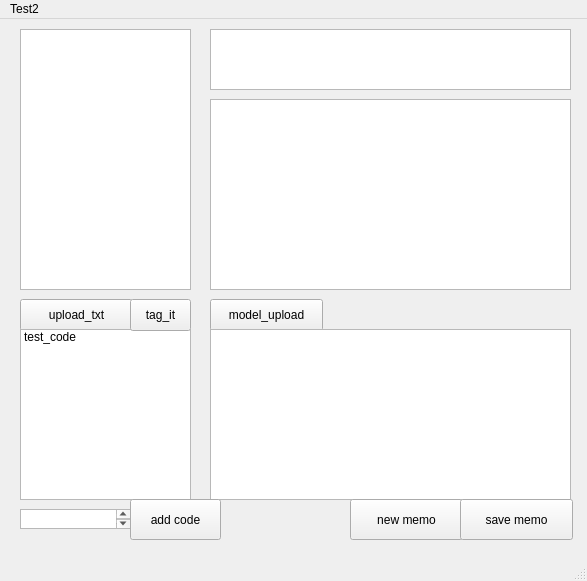
The window that widgets/main_screen.ui (KentG-PhD/QualFlow) describes before a commit, drawn with Qt 5.
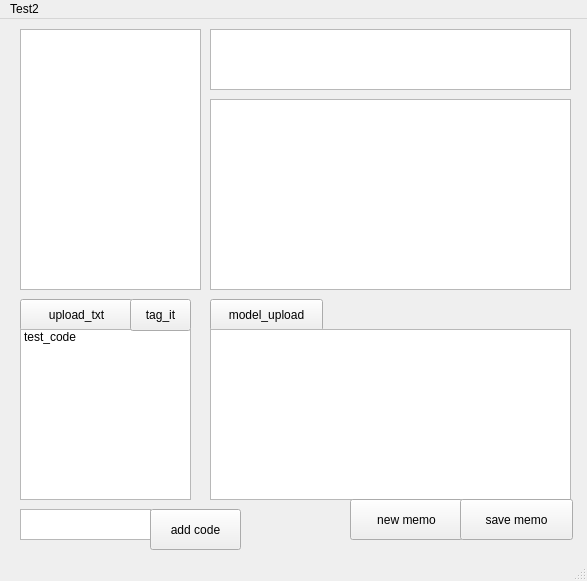
The same window after the commit.

Commit message:
got button to do something
tagit button changes selected text backgound;

What changed in the file:
```diff
--- a/widgets/main_screen.ui
+++ b/widgets/main_screen.ui
@@ -14,16 +14,6 @@
    <string>MainWindow</string>
   </property>
   <widget class="QWidget" name="centralwidget">
-   <widget class="QPlainTextEdit" name="file_viewer">
-    <property name="geometry">
-     <rect>
-      <x>20</x>
-      <y>10</y>
-      <width>171</width>
-      <height>261</height>
-     </rect>
-    </property>
-   </widget>
    <widget class="QPushButton" name="file_select_button">
     <property name="geometry">
      <rect>
@@ -100,16 +90,16 @@
      <rect>
       <x>20</x>
       <y>490</y>
-      <width>111</width>
-      <height>20</height>
+      <width>131</width>
+      <height>31</height>
      </rect>
     </property>
    </widget>
    <widget class="QPushButton" name="add_code_button">
     <property name="geometry">
      <rect>
-      <x>130</x>
-      <y>480</y>
+      <x>150</x>
+      <y>490</y>
       <width>91</width>
       <height>41</height>
      </rect>
@@ -157,6 +147,16 @@
      <string>save memo</string>
     </property>
    </widget>
+   <widget class="QTextEdit" name="file_viewer">
+    <property name="geometry">
+     <rect>
+      <x>20</x>
+      <y>10</y>
+      <width>181</width>
+      <height>261</height>
+     </rect>
+    </property>
+   </widget>
   </widget>
   <widget class="QMenuBar" name="menubar">
    <property name="geometry">
```
The commit also changes 3 other files.
